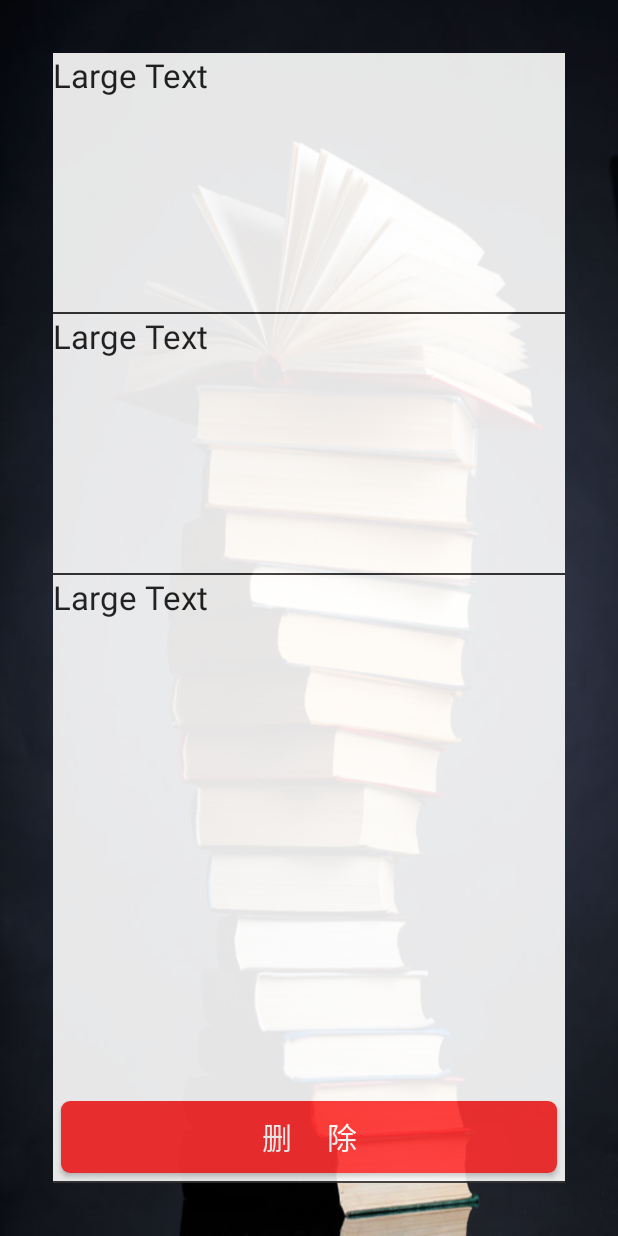
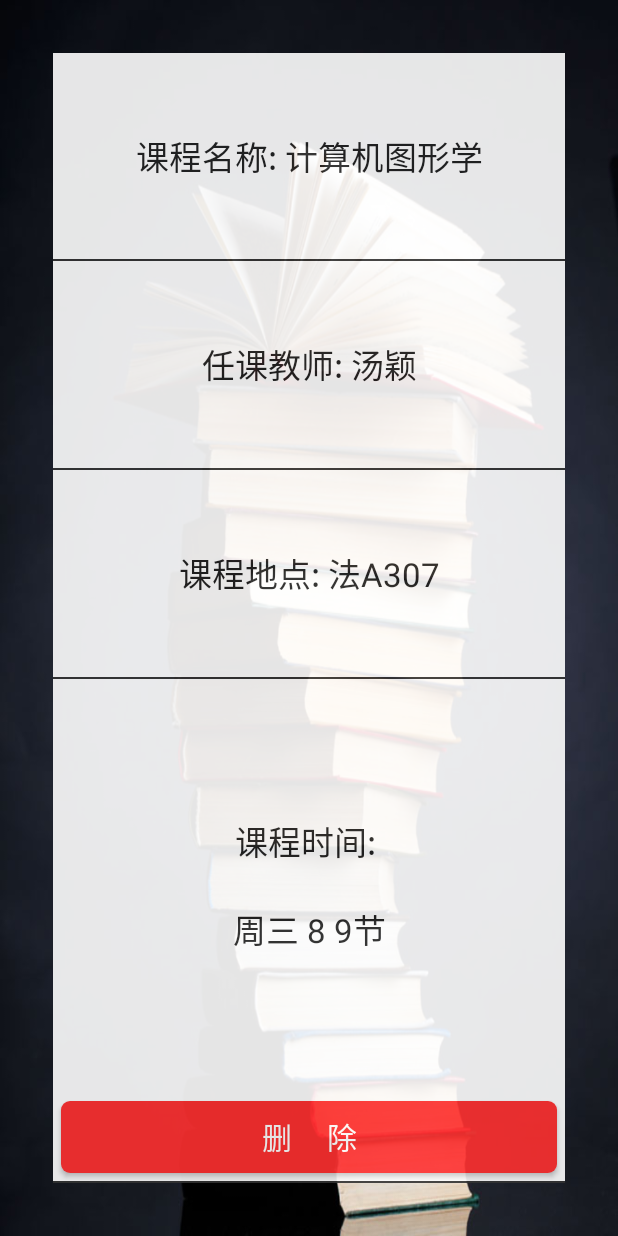
Before and after one commit to gumingsiyi/Schedule, an Android app: the layout show_class.xml on its own in the app's theme, with its tools: preview values and no code run, on a phone screen of 412 x 824 dp. Run offline under Robolectric (Android 15) with nearby library versions, the phone set to English and light mode, and no system bars.

```diff
--- a/app/src/main/AndroidManifest.xml
+++ b/app/src/main/AndroidManifest.xml
@@ -15,7 +15,8 @@
                 <category android:name="android.intent.category.LAUNCHER"/>
             </intent-filter>
         </activity>
-        <activity android:name=".AddClass"/>
+        <activity android:name=".AddClass" />
+        <activity android:name=".ShowClassActivity"/>
     </application>
 
 </manifest>
--- a/app/src/main/res/layout/show_class.xml
+++ b/app/src/main/res/layout/show_class.xml
@@ -17,7 +17,8 @@
                 android:layout_height="0dp"
                 android:layout_weight="1"
                 android:textAppearance="?android:attr/textAppearanceLarge"
-                android:text="Large Text"
+                android:text="课程名称: 计算机图形学"
+                android:gravity="center"
                 android:id="@+id/show_class_name" android:layout_gravity="center_horizontal"/>
         <View android:layout_width="match_parent" android:layout_height="1dp" android:background="#333333"/>
         <TextView
@@ -25,15 +26,27 @@
                 android:layout_height="0dp"
                 android:layout_weight="1"
                 android:textAppearance="?android:attr/textAppearanceLarge"
-                android:text="Large Text"
+                android:text="任课教师: 汤颖"
+                android:gravity="center"
                 android:id="@+id/show_teacher_name" android:layout_gravity="center_horizontal"/>
         <View android:layout_width="match_parent" android:layout_height="1dp" android:background="#333333"/>
         <TextView
                 android:layout_width="match_parent"
                 android:layout_height="0dp"
+                android:layout_weight="1"
+                android:textAppearance="?android:attr/textAppearanceLarge"
+                android:text="课程地点: 法A307"
+                android:gravity="center"
+                android:id="@+id/show_place" android:layout_gravity="center_horizontal"/>
+        <View android:layout_width="match_parent" android:layout_height="1dp" android:background="#333333"/>
+
+        <TextView
+                android:layout_width="match_parent"
+                android:layout_height="0dp"
                 android:layout_weight="2"
                 android:textAppearance="?android:attr/textAppearanceLarge"
-                android:text="Large Text"
+                android:text="课程时间: \n\n周三 8 9节"
+                android:gravity="center"
                 android:id="@+id/show_time" android:layout_gravity="center_horizontal"/>
         <Button
                 android:layout_width="match_parent"
@@ -42,7 +55,7 @@
                 android:textColor="#ffffff"
                 android:textSize="20sp"
                 android:text="删     除"
-                android:id="@+id/button" android:layout_gravity="center_horizontal" android:layout_margin="5dp"/>
+                android:id="@+id/del_btn" android:layout_gravity="center_horizontal" android:layout_margin="5dp"/>
         <View android:layout_width="match_parent" android:layout_height="1dp" android:background="#333333"/>
 
     </LinearLayout>
```
Also changed, not shown: app/src/main/java/com/example/stiles/schedule/AddClass.java (+7 -28 lines), app/src/main/java/com/example/stiles/schedule/MainActivity.java (+9 -55 lines), app/src/main/java/com/example/stiles/schedule/ShowClassActivity.java (+21 -0 lines), app/src/main/java/com/example/stiles/service/ClassService.java (added, +70 -0 lines).
